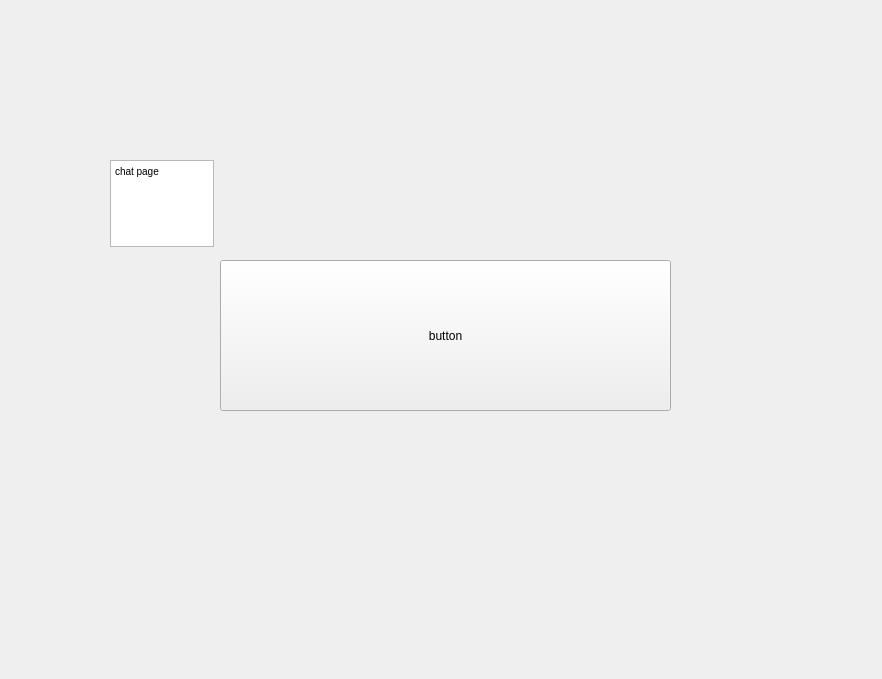
Qt form layouts/chat.ui (ryantrain/Prodmax) before a commit.
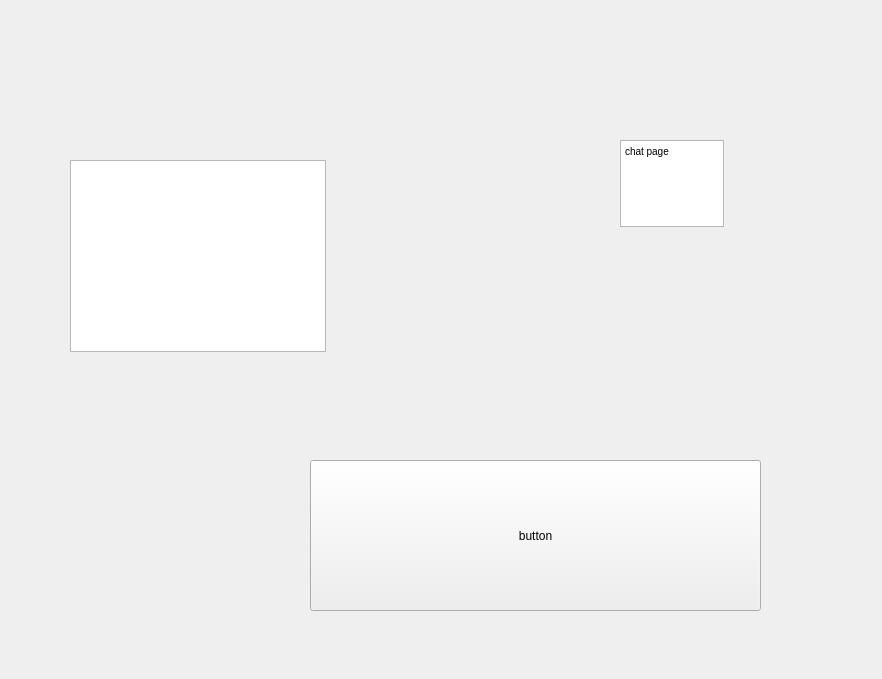
The same form after that commit.

Commit message: Added friends list implementation after much work. TODO: clean up coding structure (get a global client to use across all .py files and move some of the pages into their own class instead of all clumped in Homepage)

```diff
--- a/layouts/chat.ui
+++ b/layouts/chat.ui
@@ -16,8 +16,8 @@
   <widget class="QPushButton" name="button_1">
    <property name="geometry">
     <rect>
-     <x>220</x>
-     <y>260</y>
+     <x>310</x>
+     <y>460</y>
      <width>451</width>
      <height>151</height>
     </rect>
@@ -29,8 +29,8 @@
   <widget class="QTextEdit" name="textEdit">
    <property name="geometry">
     <rect>
-     <x>110</x>
-     <y>160</y>
+     <x>620</x>
+     <y>140</y>
      <width>104</width>
      <height>87</height>
     </rect>
@@ -43,6 +43,16 @@
 &lt;p style=&quot; margin-top:0px; margin-bottom:0px; margin-left:0px; margin-right:0px; -qt-block-indent:0; text-indent:0px;&quot;&gt;chat page&lt;/p&gt;&lt;/body&gt;&lt;/html&gt;</string>
    </property>
   </widget>
+  <widget class="QListWidget" name="friends_list">
+   <property name="geometry">
+    <rect>
+     <x>70</x>
+     <y>160</y>
+     <width>256</width>
+     <height>192</height>
+    </rect>
+   </property>
+  </widget>
  </widget>
  <resources/>
  <connections/>
```
The commit also changes 6 other files.
